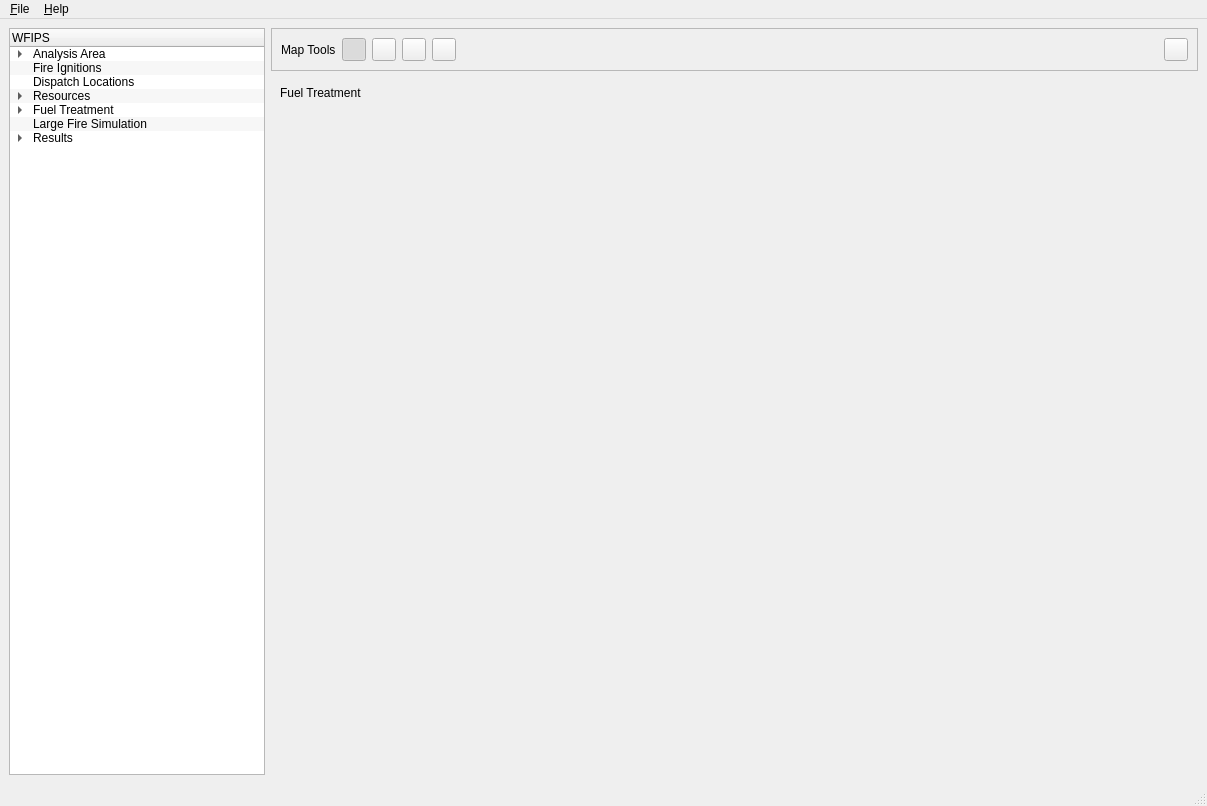
This is irs/src/gui/wfipsmainwindow.ui in firelab/wfips as Qt 5 draws it before an edit. The edited form follows.
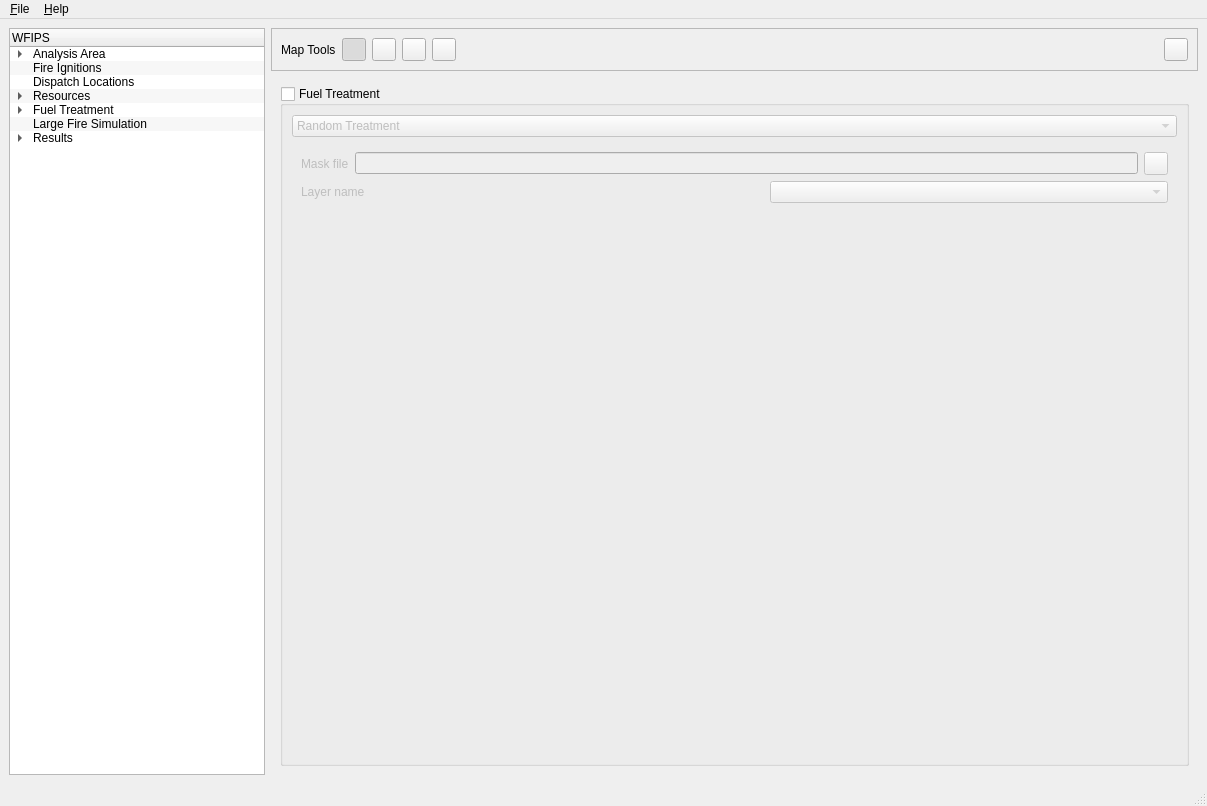
This is the edited form. The open tabs and pages were chosen to show the change.

What changed in the file:
```diff
--- a/irs/src/gui/wfipsmainwindow.ui
+++ b/irs/src/gui/wfipsmainwindow.ui
@@ -393,25 +393,173 @@
         <widget class="QWidget" name="fuelTreatmentPage">
          <layout class="QVBoxLayout" name="verticalLayout_10">
           <item>
-           <widget class="QLabel" name="label_9">
-            <property name="text">
+           <widget class="QGroupBox" name="fuelTreatSpatialGroupBox">
+            <property name="title">
              <string>Fuel Treatment</string>
             </property>
+            <property name="checkable">
+             <bool>true</bool>
+            </property>
+            <property name="checked">
+             <bool>false</bool>
+            </property>
+            <layout class="QVBoxLayout" name="verticalLayout_12">
+             <item>
+              <widget class="QComboBox" name="fuelTreatComboBox">
+               <item>
+                <property name="text">
+                 <string>Random Treatment</string>
+                </property>
+               </item>
+               <item>
+                <property name="text">
+                 <string>Spatial fuel treatment</string>
+                </property>
+               </item>
+              </widget>
+             </item>
+             <item>
+              <widget class="QStackedWidget" name="fuelTreatStackWidget">
+               <property name="currentIndex">
+                <number>0</number>
+               </property>
+               <widget class="QWidget" name="page">
+                <layout class="QVBoxLayout" name="verticalLayout_14">
+                 <item>
+                  <layout class="QHBoxLayout" name="horizontalLayout_9">
+                   <item>
+                    <widget class="QLabel" name="label_8">
+                     <property name="text">
+                      <string>Percent of Ignitions Treated</string>
+                     </property>
+                    </widget>
+                   </item>
+                   <item>
+                    <spacer name="horizontalSpacer_6">
+                     <property name="orientation">
+                      <enum>Qt::Horizontal</enum>
+                     </property>
+                     <property name="sizeHint" stdset="0">
+                      <size>
+                       <width>40</width>
+                       <height>20</height>
+                      </size>
+                     </property>
+                    </spacer>
+                   </item>
+                   <item>
+                    <widget class="QSpinBox" name="fuelTreatSpinBox">
+                     <property name="accelerated">
+                      <bool>true</bool>
+                     </property>
+                     <property name="suffix">
+                      <string>%</string>
+                     </property>
+                    </widget>
+                   </item>
+                  </layout>
+                 </item>
+                 <item>
+                  <spacer name="verticalSpacer_6">
+                   <property name="orientation">
+                    <enum>Qt::Vertical</enum>
+                   </property>
+                   <property name="sizeHint" stdset="0">
+                    <size>
+                     <width>20</width>
+                     <height>40</height>
+                    </size>
+                   </property>
+                  </spacer>
+                 </item>
+                </layout>
+                <zorder>fuelTreatSpinBox</zorder>
+                <zorder>label_8</zorder>
+                <zorder>horizontalSpacer_6</zorder>
+                <zorder>horizontalLayoutWidget_4</zorder>
+                <zorder>verticalSpacer_6</zorder>
+               </widget>
+               <widget class="QWidget" name="fuelTreatSpatialPage">
+                <layout class="QVBoxLayout" name="verticalLayout_15">
+                 <item>
+                  <layout class="QHBoxLayout" name="horizontalLayout_8">
+                   <item>
+                    <widget class="QLabel" name="label_10">
+                     <property name="text">
+                      <string>Mask file</string>
+                     </property>
+                    </widget>
+                   </item>
+                   <item>
+                    <widget class="QLineEdit" name="fuelTreatMaskLineEdit">
+                     <property name="readOnly">
+                      <bool>true</bool>
+                     </property>
+                    </widget>
+                   </item>
+                   <item>
+                    <widget class="QToolButton" name="fuelTreatMaskOpenToolButton">
+                     <property name="text">
+                      <string/>
+                     </property>
+                    </widget>
+                   </item>
+                  </layout>
+                 </item>
+                 <item>
+                  <layout class="QHBoxLayout" name="horizontalLayout_12">
+                   <item>
+                    <widget class="QLabel" name="label_11">
+                     <property name="text">
+                      <string>Layer name</string>
+                     </property>
+                    </widget>
+                   </item>
+                   <item>
+                    <spacer name="horizontalSpacer_8">
+                     <property name="orientation">
+                      <enum>Qt::Horizontal</enum>
+                     </property>
+                     <property name="sizeHint" stdset="0">
+                      <size>
+                       <width>40</width>
+                       <height>20</height>
+                      </size>
+                     </property>
+                    </spacer>
+                   </item>
+                   <item>
+                    <widget class="QComboBox" name="fuelTreatLayerComboBox">
+                     <property name="sizePolicy">
+                      <sizepolicy hsizetype="MinimumExpanding" vsizetype="Fixed">
+                       <horstretch>0</horstretch>
+                       <verstretch>0</verstretch>
+                      </sizepolicy>
+                     </property>
+                    </widget>
+                   </item>
+                  </layout>
+                 </item>
+                 <item>
+                  <spacer name="verticalSpacer_5">
+                   <property name="orientation">
+                    <enum>Qt::Vertical</enum>
+                   </property>
+                   <property name="sizeHint" stdset="0">
+                    <size>
+                     <width>20</width>
+                     <height>40</height>
+                    </size>
+                   </property>
+                  </spacer>
+                 </item>
+                </layout>
+               </widget>
+              </widget>
+             </item>
+            </layout>
            </widget>
           </item>
-          <item>
-           <spacer name="verticalSpacer_5">
-            <property name="orientation">
-             <enum>Qt::Vertical</enum>
-            </property>
-            <property name="sizeHint" stdset="0">
-             <size>
-              <width>20</width>
-              <height>40</height>
-             </size>
-            </property>
-           </spacer>
-          </item>
          </layout>
         </widget>
         <widget class="QWidget" name="largeFirePage">
```
Left out of the diff: 209 changed lines with no effect on the pictures.
